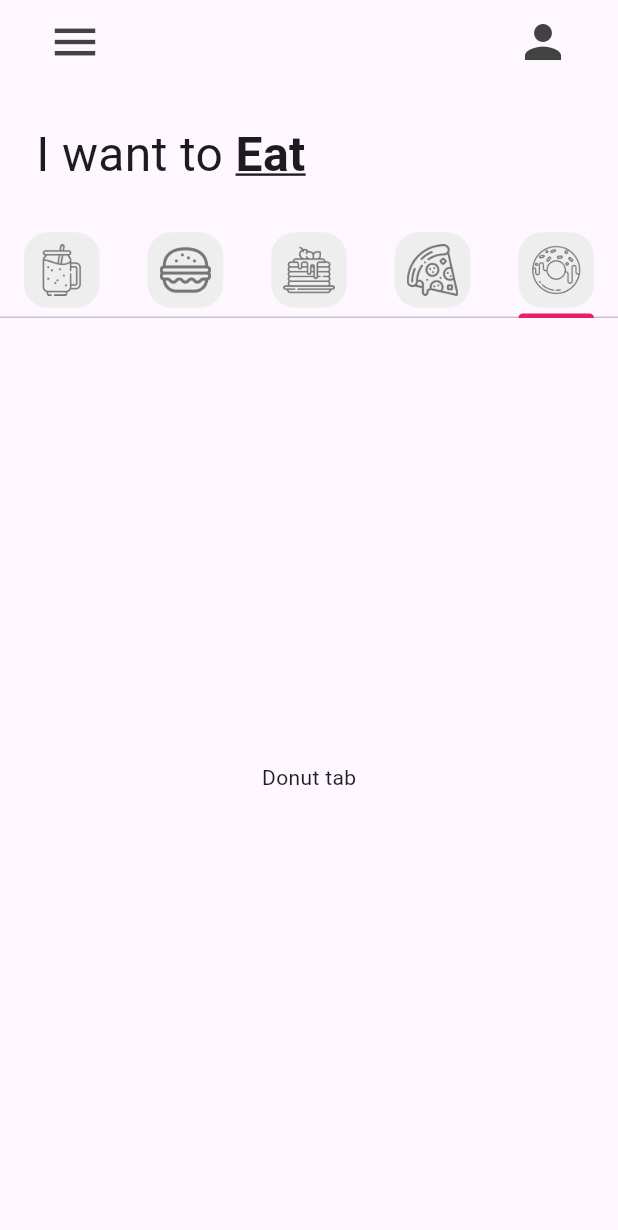
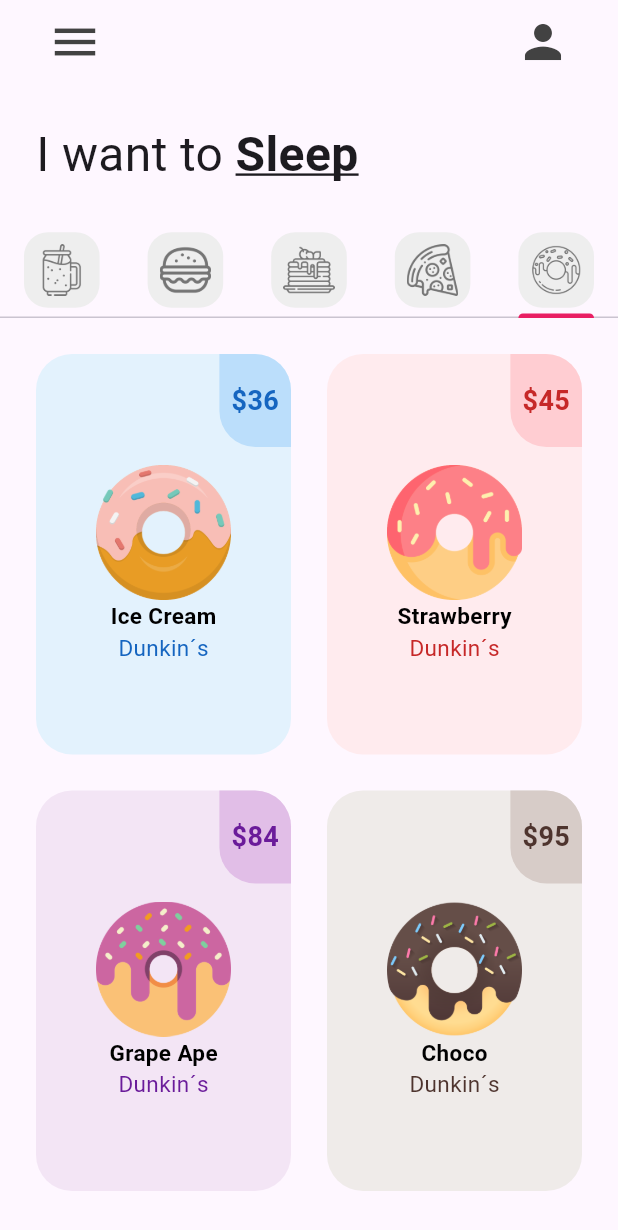
Before and after one commit to RogersMLCH/reto1_donut_app_roger_maldonado, a Flutter app: the screen it shows after launch, tab 5 chosen, on a phone screen of 412 x 824 dp. Shown: the top 1230 px of the screen. Run offline on Flutter 3.47's test engine with Material 3 defaults, Android fonts, the light colour scheme and no system bars.

Commit message:
DonutTile

```diff
--- a/lib/pages/home_page.dart
+++ b/lib/pages/home_page.dart
@@ -51,7 +51,7 @@
             child: Row(
               children: [
                 Text("I want to ",style: TextStyle(fontSize: 32),),
-                Text("Eat",style: TextStyle(fontSize: 32, fontWeight: FontWeight.bold, decoration: TextDecoration.underline),),
+                Text("Sleep",style: TextStyle(fontSize: 32, fontWeight: FontWeight.bold, decoration: TextDecoration.underline),),
 
               ],
             ),
--- a/lib/tab/donut_tab.dart
+++ b/lib/tab/donut_tab.dart
@@ -1,13 +1,36 @@
 import 'package:flutter/material.dart';
+import 'package:reto1_donut_app_roger_maldonado/utils/DonutTile.dart';
 
 class donutTab extends StatelessWidget {
-  const donutTab({super.key});
+
+  //list of donuts
+  final List donutsOnsale=[
+    //[donutFlavor,donutPrice,donutColor,imageName]
+    // [donutFlavor, donutPrice, donutColor, imageName]
+    ["Ice Cream", "36", Colors.blue, "lib/images/icecream_donut.png"],
+    ["Strawberry", "45", Colors.red, "lib/images/strawberry_donut.png"],
+    ["Grape Ape", "84", Colors.purple, "lib/images/grape_donut.png"],
+    ["Choco", "95", Colors.brown, "lib/images/chocolate_donut.png"],
+  ];
+
+  donutTab({super.key});
 
   @override
   Widget build(BuildContext context) {
-    return  Container(
-    child: const
-    Center(child: Text('Donut tab'),)
+    return  GridView.builder(
+      itemCount: donutsOnsale.length,//longitus de cuantos elementos voy a tener
+      padding: EdgeInsets.all(12),
+      gridDelegate:
+      const SliverGridDelegateWithFixedCrossAxisCount(crossAxisCount: 2, childAspectRatio: 1/1.5), //dos columnas
+      itemBuilder: (context,index){
+        return DonutTile(
+          donutFlavor: donutsOnsale[index][0],
+          donutPrice: donutsOnsale[index][1],
+          donutColor: donutsOnsale[index][2],
+          imageName: donutsOnsale[index][3],
+
+        );
+      }
     );
   }
 }
--- /dev/null
+++ b/lib/utils/DonutTile.dart
@@ -0,0 +1,82 @@
+import 'package:flutter/material.dart';
+
+class DonutTile extends StatelessWidget {
+          final String donutFlavor;
+          final String donutPrice;
+          final dynamic donutColor;//Dinamico porque será usado para color
+          final String imageName;
+
+  final double borderRadius=24;
+
+  const DonutTile({super.key, required this.donutFlavor, required this.donutPrice, this.donutColor, required this.imageName});
+
+  @override
+  Widget build(BuildContext context) {
+    return Padding(
+      //decoration: BoxDecoration(color: donutColor[50]), //solo fue la prueba
+    padding: const EdgeInsets.all(12),
+    child:Container( decoration: BoxDecoration(color: donutColor[50],borderRadius: BorderRadius.circular(24)
+     ),
+    child: Column(
+      children: [
+        //Donut price
+        Row(
+          mainAxisAlignment: MainAxisAlignment.end,
+          children: [
+            Container(
+            decoration: BoxDecoration(
+              color: donutColor[100],
+              borderRadius: BorderRadius.only(topRight: Radius.circular(borderRadius), bottomLeft: Radius.circular(borderRadius))),
+            padding:
+             const EdgeInsets.symmetric(vertical: 18,horizontal: 8),
+            child: Text(
+              '\$$donutPrice',
+              style:TextStyle(fontWeight: FontWeight.bold, fontSize:18, color: donutColor[800]),
+             )
+
+          )],
+          //donut picture
+
+        ),
+
+             //donut picture
+       Padding(
+        padding: const EdgeInsets.symmetric(horizontal: 40, vertical: 12),
+        child: Column(
+          children: [
+            Image.asset(imageName),
+            Text(
+              '$donutFlavor',
+              style: TextStyle(
+                fontWeight: FontWeight.bold,
+                fontSize: 15,
+                color: Colors.black,
+              ),
+            ),
+            Text(
+              'Dunkin´s',
+              style: TextStyle(
+                //fontWeight: FontWeight.bold,
+                fontSize: 15,
+                color: donutColor[800],
+              ),
+            ),
+
+          ],
+        ),
+      )
+
+      //donut flavor text
+      //love icon + add button
+      //
+
+      ],
+
+
+
+    )
+
+    )
+    );
+  }
+}
```
Also changed, not shown: lib/images/chocolate_donut.png (renamed from lib/images/tmp_3bab4eed-a603-41b1-88e2-8d3dcf260cd7.png), lib/images/grape_donut.png (renamed from lib/images/tmp_5e4171dd-353b-434f-bbd0-52dc03a207ab.png), lib/images/icecream_donut.png (renamed from lib/images/tmp_37eb1b70-3e5d-4a5e-a69c-9d8614ed8cea.png), lib/images/strawberry_donut.png (renamed from lib/images/tmp_13c6cf36-5d69-4fd2-9d27-074b2188b86b.png).
